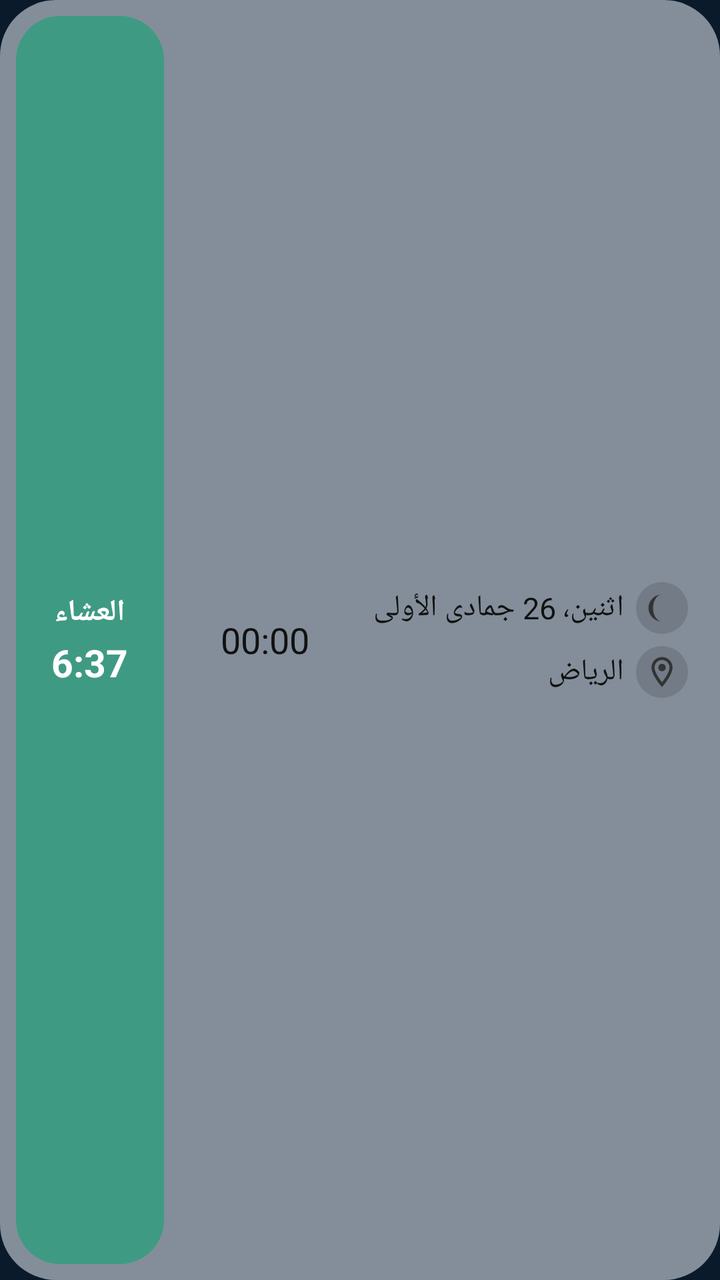
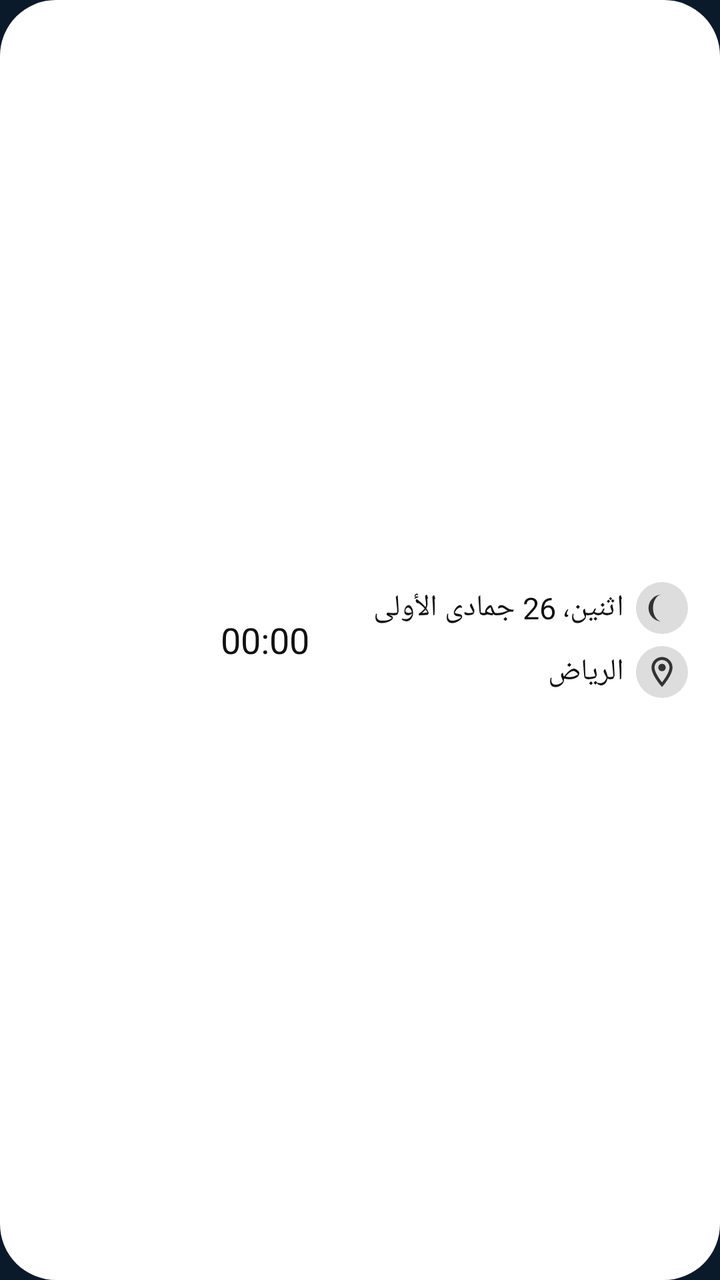

Compare the two renders of this Android layout. The source of the first and the diff that turns it into the second are given below.
<!-- AndroidManifest.xml: application theme AppTheme -->
<!-- res/layout/w7.xml -->
<?xml version="1.0" encoding="utf-8"?>
<LinearLayout xmlns:android="http://schemas.android.com/apk/res/android" android:id="@+id/root" android:layout_width="match_parent" android:layout_height="match_parent"
    android:orientation="horizontal" android:gravity="center_vertical" android:padding="8dp" android:layoutDirection="rtl" android:background="@drawable/w7_bg">
    <LinearLayout android:layout_width="wrap_content" android:layout_height="wrap_content" android:orientation="vertical" android:layoutDirection="rtl" android:paddingStart="8dp" android:paddingEnd="4dp">
        <LinearLayout android:layout_width="wrap_content" android:layout_height="wrap_content" android:orientation="horizontal" android:gravity="center_vertical" android:layoutDirection="rtl">
            <ImageView android:layout_width="26dp" android:layout_height="26dp" android:padding="4dp" android:src="@drawable/ic_moon" android:background="@drawable/w7_dot"/>
            <TextView android:id="@+id/hijri" android:layout_width="wrap_content" android:layout_height="wrap_content" android:layout_marginStart="6dp" android:textColor="#111111" android:textSize="15sp" android:maxLines="1" android:text="اثنين، 26 جمادى الأولى"/>
        </LinearLayout>
        <LinearLayout android:layout_width="wrap_content" android:layout_height="wrap_content" android:layout_marginTop="6dp" android:orientation="horizontal" android:gravity="center_vertical" android:layoutDirection="rtl">
            <ImageView android:layout_width="26dp" android:layout_height="26dp" android:padding="4dp" android:src="@drawable/ic_pin" android:background="@drawable/w7_dot"/>
            <TextView android:id="@+id/city" android:layout_width="wrap_content" android:layout_height="wrap_content" android:layout_marginStart="6dp" android:textColor="#111111" android:textSize="15sp" android:maxLines="1" android:ellipsize="end" android:text="الرياض"/>
        </LinearLayout>
    </LinearLayout>
    <Chronometer android:id="@+id/cd" android:layout_width="0dp" android:layout_weight="1" android:layout_height="wrap_content" android:gravity="center" android:textColor="#111111" android:textSize="18sp" android:maxLines="1"/>
    <LinearLayout android:id="@+id/box" android:layout_width="wrap_content" android:layout_height="match_parent" android:minWidth="74dp" android:orientation="vertical" android:gravity="center" android:paddingStart="12dp" android:paddingEnd="12dp" android:background="@drawable/w7_box">
        <TextView android:id="@+id/name" android:layout_width="wrap_content" android:layout_height="wrap_content" android:textColor="#ffffff" android:textSize="15sp" android:textStyle="bold" android:maxLines="1" android:text="العشاء"/>
        <TextView android:id="@+id/time" android:layout_width="wrap_content" android:layout_height="wrap_content" android:layout_marginTop="2dp" android:textColor="#ffffff" android:textSize="19sp" android:textStyle="bold" android:maxLines="1" android:text="6:37"/>
    </LinearLayout>
</LinearLayout>
<!-- resources referenced by this layout -->
<resources>
  <!-- drawable ic_moon (drawable) -->
  <vector xmlns:android="http://schemas.android.com/apk/res/android" android:width="24dp" android:height="24dp" android:viewportWidth="24" android:viewportHeight="24">
      <path android:fillColor="#333333" android:pathData="M12,3a9,9 0,1 0,0 18a6,9 0,0 1,0 -18z"/>
  </vector>
  <!-- drawable ic_pin (drawable) -->
  <vector xmlns:android="http://schemas.android.com/apk/res/android" android:width="24dp" android:height="24dp" android:viewportWidth="24" android:viewportHeight="24">
      <path android:fillColor="#333333" android:pathData="M12,2C8.13,2 5,5.13 5,9c0,5.25 7,13 7,13s7,-7.75 7,-13c0,-3.87 -3.13,-7 -7,-7zM12,4c2.76,0 5,2.24 5,5 0,2.88 -2.88,7.19 -5,9.88C9.92,16.21 7,11.85 7,9c0,-2.76 2.24,-5 5,-5zM12,6.5a2.5,2.5 0,1 0,0 5a2.5,2.5 0,1 0,0 -5z"/>
  </vector>
  <!-- drawable w7_bg (drawable) -->
  <?xml version="1.0" encoding="utf-8"?>
  <shape xmlns:android="http://schemas.android.com/apk/res/android" android:shape="rectangle">
      <corners android:radius="28dp" />
      <solid android:color="#99d4dde4" />
  </shape>
  <!-- drawable w7_box (drawable) -->
  <?xml version="1.0" encoding="utf-8"?>
  <shape xmlns:android="http://schemas.android.com/apk/res/android" android:shape="rectangle">
      <corners android:radius="22dp" />
      <solid android:color="#3f9a84" />
  </shape>
  <!-- drawable w7_dot (drawable) -->
  <?xml version="1.0" encoding="utf-8"?>
  <shape xmlns:android="http://schemas.android.com/apk/res/android" android:shape="oval">
      <solid android:color="#22000000" />
  </shape>
  <style name="AppTheme" parent="android:Theme.Material.NoActionBar">
          <item name="android:windowBackground">#0b1a2a</item>
          <item name="android:statusBarColor">#0b1a2a</item>
          <item name="android:navigationBarColor">#0b1a2a</item>
      </style>
</resources>

<!-- the commit's change to res/layout/w7.xml (unified diff, before → after) -->
@@ -1,19 +1,25 @@
 <?xml version="1.0" encoding="utf-8"?>
-<LinearLayout xmlns:android="http://schemas.android.com/apk/res/android" android:id="@+id/root" android:layout_width="match_parent" android:layout_height="match_parent"
-    android:orientation="horizontal" android:gravity="center_vertical" android:padding="8dp" android:layoutDirection="rtl" android:background="@drawable/w7_bg">
-    <LinearLayout android:layout_width="wrap_content" android:layout_height="wrap_content" android:orientation="vertical" android:layoutDirection="rtl" android:paddingStart="8dp" android:paddingEnd="4dp">
-        <LinearLayout android:layout_width="wrap_content" android:layout_height="wrap_content" android:orientation="horizontal" android:gravity="center_vertical" android:layoutDirection="rtl">
-            <ImageView android:layout_width="26dp" android:layout_height="26dp" android:padding="4dp" android:src="@drawable/ic_moon" android:background="@drawable/w7_dot"/>
-            <TextView android:id="@+id/hijri" android:layout_width="wrap_content" android:layout_height="wrap_content" android:layout_marginStart="6dp" android:textColor="#111111" android:textSize="15sp" android:maxLines="1" android:text="اثنين، 26 جمادى الأولى"/>
+<FrameLayout xmlns:android="http://schemas.android.com/apk/res/android" android:id="@+id/root" android:layout_width="match_parent" android:layout_height="match_parent">
+    <ImageView android:id="@+id/bgimg" android:layout_width="match_parent" android:layout_height="match_parent" android:scaleType="fitXY" android:src="@drawable/w7r3"/>
+    <LinearLayout android:layout_width="match_parent" android:layout_height="match_parent"
+        android:orientation="horizontal" android:gravity="center_vertical" android:padding="8dp" android:layoutDirection="rtl">
+        <LinearLayout android:id="@+id/info" android:layout_width="wrap_content" android:layout_height="wrap_content" android:orientation="vertical" android:layoutDirection="rtl" android:paddingStart="8dp" android:paddingEnd="4dp">
+            <LinearLayout android:id="@+id/row1" android:layout_width="wrap_content" android:layout_height="wrap_content" android:orientation="horizontal" android:gravity="center_vertical" android:layoutDirection="rtl">
+                <ImageView android:id="@+id/ic1" android:layout_width="26dp" android:layout_height="26dp" android:padding="4dp" android:src="@drawable/ic_moon" android:background="@drawable/w7_dot"/>
+                <TextView android:id="@+id/hijri" android:layout_width="wrap_content" android:layout_height="wrap_content" android:layout_marginStart="6dp" android:textColor="#111111" android:textSize="15sp" android:maxLines="1" android:text="اثنين، 26 جمادى الأولى"/>
+            </LinearLayout>
+            <LinearLayout android:id="@+id/row2" android:layout_width="wrap_content" android:layout_height="wrap_content" android:layout_marginTop="6dp" android:orientation="horizontal" android:gravity="center_vertical" android:layoutDirection="rtl">
+                <ImageView android:id="@+id/ic2" android:layout_width="26dp" android:layout_height="26dp" android:padding="4dp" android:src="@drawable/ic_pin" android:background="@drawable/w7_dot"/>
+                <TextView android:id="@+id/city" android:layout_width="wrap_content" android:layout_height="wrap_content" android:layout_marginStart="6dp" android:textColor="#111111" android:textSize="15sp" android:maxLines="1" android:ellipsize="end" android:text="الرياض"/>
+            </LinearLayout>
         </LinearLayout>
-        <LinearLayout android:layout_width="wrap_content" android:layout_height="wrap_content" android:layout_marginTop="6dp" android:orientation="horizontal" android:gravity="center_vertical" android:layoutDirection="rtl">
-            <ImageView android:layout_width="26dp" android:layout_height="26dp" android:padding="4dp" android:src="@drawable/ic_pin" android:background="@drawable/w7_dot"/>
-            <TextView android:id="@+id/city" android:layout_width="wrap_content" android:layout_height="wrap_content" android:layout_marginStart="6dp" android:textColor="#111111" android:textSize="15sp" android:maxLines="1" android:ellipsize="end" android:text="الرياض"/>
-        </LinearLayout>
+        <Chronometer android:id="@+id/cd" android:layout_width="0dp" android:layout_weight="1" android:layout_height="wrap_content" android:gravity="center" android:textColor="#111111" android:textSize="18sp" android:maxLines="1"/>
+        <FrameLayout android:id="@+id/box" android:layout_width="wrap_content" android:layout_height="match_parent" android:minWidth="74dp">
+            <ImageView android:id="@+id/boximg" android:layout_width="match_parent" android:layout_height="match_parent" android:scaleType="fitXY" android:src="@drawable/w7b3"/>
+            <LinearLayout android:layout_width="wrap_content" android:layout_height="match_parent" android:layout_gravity="center" android:orientation="vertical" android:gravity="center" android:paddingStart="12dp" android:paddingEnd="12dp">
+                <TextView android:id="@+id/name" android:layout_width="wrap_content" android:layout_height="wrap_content" android:textColor="#ffffff" android:textSize="15sp" android:textStyle="bold" android:maxLines="1" android:text="العشاء"/>
+                <TextView android:id="@+id/time" android:layout_width="wrap_content" android:layout_height="wrap_content" android:layout_marginTop="2dp" android:textColor="#ffffff" android:textSize="19sp" android:textStyle="bold" android:maxLines="1" android:text="6:37"/>
+            </LinearLayout>
+        </FrameLayout>
     </LinearLayout>
-    <Chronometer android:id="@+id/cd" android:layout_width="0dp" android:layout_weight="1" android:layout_height="wrap_content" android:gravity="center" android:textColor="#111111" android:textSize="18sp" android:maxLines="1"/>
-    <LinearLayout android:id="@+id/box" android:layout_width="wrap_content" android:layout_height="match_parent" android:minWidth="74dp" android:orientation="vertical" android:gravity="center" android:paddingStart="12dp" android:paddingEnd="12dp" android:background="@drawable/w7_box">
-        <TextView android:id="@+id/name" android:layout_width="wrap_content" android:layout_height="wrap_content" android:textColor="#ffffff" android:textSize="15sp" android:textStyle="bold" android:maxLines="1" android:text="العشاء"/>
-        <TextView android:id="@+id/time" android:layout_width="wrap_content" android:layout_height="wrap_content" android:layout_marginTop="2dp" android:textColor="#ffffff" android:textSize="19sp" android:textStyle="bold" android:maxLines="1" android:text="6:37"/>
-    </LinearLayout>
-</LinearLayout>
+</FrameLayout>
<!-- resource entries referenced after the edit -->
@@ -8,22 +8,22 @@
   <vector xmlns:android="http://schemas.android.com/apk/res/android" android:width="24dp" android:height="24dp" android:viewportWidth="24" android:viewportHeight="24">
       <path android:fillColor="#333333" android:pathData="M12,2C8.13,2 5,5.13 5,9c0,5.25 7,13 7,13s7,-7.75 7,-13c0,-3.87 -3.13,-7 -7,-7zM12,4c2.76,0 5,2.24 5,5 0,2.88 -2.88,7.19 -5,9.88C9.92,16.21 7,11.85 7,9c0,-2.76 2.24,-5 5,-5zM12,6.5a2.5,2.5 0,1 0,0 5a2.5,2.5 0,1 0,0 -5z"/>
   </vector>
-  <!-- drawable w7_bg (drawable) -->
-  <?xml version="1.0" encoding="utf-8"?>
-  <shape xmlns:android="http://schemas.android.com/apk/res/android" android:shape="rectangle">
-      <corners android:radius="28dp" />
-      <solid android:color="#99d4dde4" />
-  </shape>
-  <!-- drawable w7_box (drawable) -->
-  <?xml version="1.0" encoding="utf-8"?>
-  <shape xmlns:android="http://schemas.android.com/apk/res/android" android:shape="rectangle">
-      <corners android:radius="22dp" />
-      <solid android:color="#3f9a84" />
-  </shape>
   <!-- drawable w7_dot (drawable) -->
   <?xml version="1.0" encoding="utf-8"?>
   <shape xmlns:android="http://schemas.android.com/apk/res/android" android:shape="oval">
       <solid android:color="#22000000" />
+  </shape>
+  <!-- drawable w7b3 (drawable) -->
+  <?xml version="1.0" encoding="utf-8"?>
+  <shape xmlns:android="http://schemas.android.com/apk/res/android" android:shape="rectangle">
+      <corners android:radius="22dp" />
+      <solid android:color="#ffffff" />
+  </shape>
+  <!-- drawable w7r3 (drawable) -->
+  <?xml version="1.0" encoding="utf-8"?>
+  <shape xmlns:android="http://schemas.android.com/apk/res/android" android:shape="rectangle">
+      <corners android:radius="28dp" />
+      <solid android:color="#ffffff" />
   </shape>
   <style name="AppTheme" parent="android:Theme.Material.NoActionBar">
           <item name="android:windowBackground">#0b1a2a</item>
